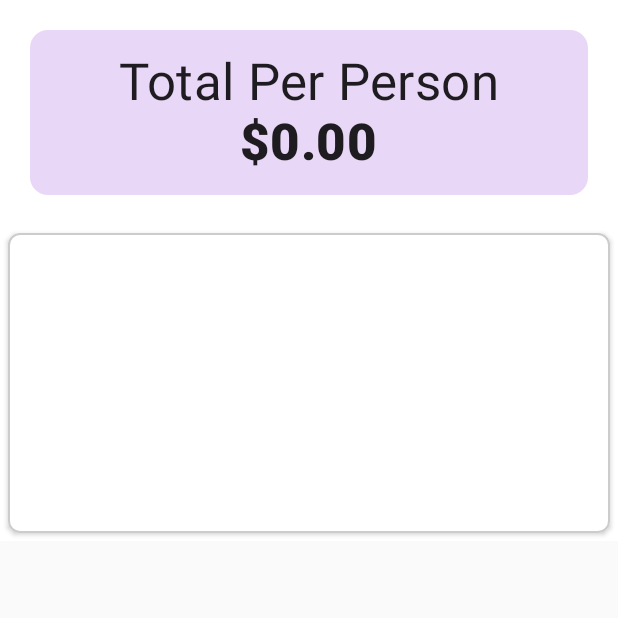
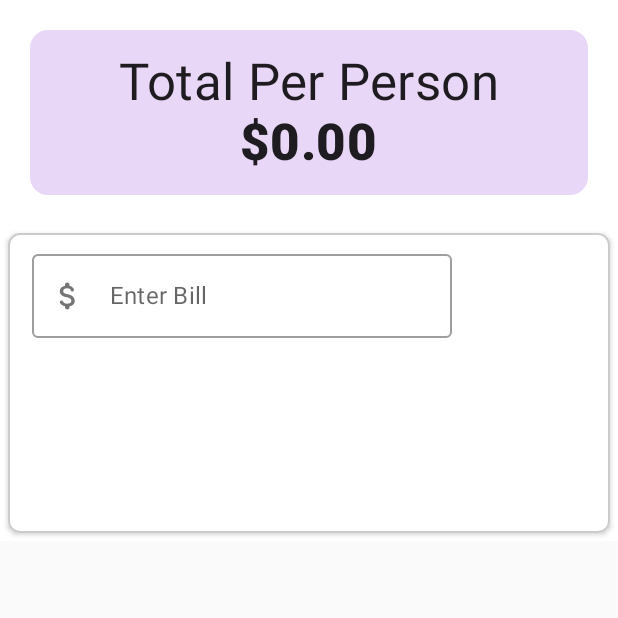
Before and after one commit to lelinmahmud/Compose_JetTip_App, an Android app built with Jetpack Compose: the screen it shows after launch (MainActivity), on a phone screen of 412 x 824 dp, the top half of it. Run offline under Robolectric (Android 15) with nearby library versions, the phone set to English and light mode, and no system bars.

Commit message:
Plus minus button added

```diff
--- a/app/build.gradle
+++ b/app/build.gradle
@@ -52,8 +52,8 @@ dependencies {
     implementation "androidx.compose.material:material:$compose_version"
     implementation "androidx.compose.material:material-icons-extended:$compose_version"
     implementation "androidx.compose.ui:ui-tooling-preview:$compose_version"
-    implementation 'androidx.lifecycle:lifecycle-runtime-ktx:2.3.1'
-    implementation 'androidx.activity:activity-compose:1.3.1'
+    implementation 'androidx.lifecycle:lifecycle-runtime-ktx:2.4.1'
+    implementation 'androidx.activity:activity-compose:1.4.0'
     testImplementation 'junit:junit:4.13.2'
     androidTestImplementation 'androidx.test.ext:junit:1.1.3'
     androidTestImplementation 'androidx.test.espresso:espresso-core:3.4.0'
--- a/app/src/main/java/com/bd/kaz/composejettipapp/MainActivity.kt
+++ b/app/src/main/java/com/bd/kaz/composejettipapp/MainActivity.kt
@@ -1,27 +1,38 @@
 package com.bd.kaz.composejettipapp
 
 import android.os.Bundle
+import android.util.Log
 import androidx.activity.ComponentActivity
 import androidx.activity.compose.setContent
 import androidx.compose.foundation.BorderStroke
 import androidx.compose.foundation.layout.*
 import androidx.compose.foundation.shape.CornerSize
 import androidx.compose.foundation.shape.RoundedCornerShape
+import androidx.compose.foundation.text.KeyboardActions
 import androidx.compose.material.Card
 import androidx.compose.material.MaterialTheme
 import androidx.compose.material.Surface
 import androidx.compose.material.Text
+import androidx.compose.material.icons.Icons
+import androidx.compose.material.icons.filled.Add
+import androidx.compose.material.icons.filled.Remove
 import androidx.compose.runtime.Composable
+import androidx.compose.runtime.mutableStateOf
+import androidx.compose.runtime.remember
 import androidx.compose.ui.Alignment
+import androidx.compose.ui.ExperimentalComposeUiApi
 import androidx.compose.ui.Modifier
 import androidx.compose.ui.draw.clip
 import androidx.compose.ui.graphics.Color
+import androidx.compose.ui.platform.LocalSoftwareKeyboardController
 import androidx.compose.ui.text.TextStyle
 import androidx.compose.ui.text.font.FontWeight
 import androidx.compose.ui.tooling.preview.Preview
 import androidx.compose.ui.unit.dp
 import androidx.compose.ui.unit.sp
+import com.bd.kaz.composejettipapp.components.InputField
 import com.bd.kaz.composejettipapp.ui.theme.ComposeJetTipAppTheme
+import com.bd.kaz.composejettipapp.widgets.RoundedIconButton
 
 class MainActivity : ComponentActivity() {
     override fun onCreate(savedInstanceState: Bundle?) {
@@ -31,7 +42,7 @@ class MainActivity : ComponentActivity() {
                 // A surface container using the 'background' color from the theme
                 Surface(
                     modifier = Modifier.fillMaxWidth(),
-                    color = Color.White
+                    color = MaterialTheme.colors.background
                 ) {
                    Column {
                        TopHeader()
@@ -44,21 +55,13 @@ class MainActivity : ComponentActivity() {
 }
 
 
+@OptIn(ExperimentalComposeUiApi::class)
 @Preview
 @Composable
 fun MainContent(){
-   Surface(
-       modifier = Modifier
-           .fillMaxWidth()
-           .padding(5.dp)
-           .height(200.dp),
-       shape = RoundedCornerShape(corner = CornerSize(8.dp)),
-       border = BorderStroke(width = 1.dp, color = Color.LightGray),
-       color = Color.White,
-       elevation = 2.dp
-   ) {
-
-   }
+    BillForm(){billAmount ->
+        Log.e("TAG", "MainContent: $billAmount" )
+    }
 }
 
 @Preview(showBackground = false)
@@ -82,3 +85,71 @@ fun TopHeader(totalPerPerson :Double =0.0){
         }
     }
 }
+
+@OptIn(ExperimentalComposeUiApi::class)
+@Composable
+fun BillForm(modifier: Modifier = Modifier,onValChange :(String) -> Unit ={}){
+    val totalBillState = remember {
+        mutableStateOf("")
+    }
+
+    val validState = remember(totalBillState.value) {
+        totalBillState.value.trim().isNotEmpty()
+    }
+
+    val keyboardController = LocalSoftwareKeyboardController.current
+
+    Surface(
+        modifier = Modifier
+            .fillMaxWidth()
+            .padding(5.dp)
+            .height(200.dp),
+        shape = RoundedCornerShape(corner = CornerSize(8.dp)),
+        border = BorderStroke(width = 1.dp, color = Color.LightGray),
+        elevation = 2.dp
+    ) {
+        Column(modifier = Modifier.padding(6.dp),
+        verticalArrangement = Arrangement.Top,
+        horizontalAlignment = Alignment.Start) {
+            InputField(
+                valueState = totalBillState,
+                labelId = "Enter Bill",
+                enabled =true ,
+                isSingleLine = true,
+                onAction = KeyboardActions{
+                    if (!validState) return@KeyboardActions
+                    onValChange(totalBillState.value.trim())
+                    keyboardController?.hide()
+                }
+            )
+            if (validState){
+                Row(
+                    modifier = Modifier.padding(3.dp),
+                    horizontalArrangement = Arrangement.Start,
+                ) {
+                    Text(
+                        text = "Split",
+                        modifier = Modifier.align(
+                            alignment = Alignment.CenterVertically
+                        )
+
+                        )
+                    Spacer(modifier = Modifier.width(120.dp))
+                    Row(modifier = Modifier.padding(horizontal = 3.dp),
+                    horizontalArrangement = Arrangement.End) {
+                        RoundedIconButton(imageVector = Icons.Default.Remove,
+                            onClick = { /*TODO*/ })
+                        Text(text = "1")
+                        RoundedIconButton(imageVector = Icons.Default.Add,
+                            onClick = { /*TODO*/ })
+                    }
+                }
+            }
+            else{
+                Box() {
+
+                }
+            }
+        }
+    }
+}
--- a/build.gradle
+++ b/build.gradle
@@ -6,7 +6,7 @@ buildscript {
 plugins {
     id 'com.android.application' version '7.1.1' apply false
     id 'com.android.library' version '7.1.1' apply false
-    id 'org.jetbrains.kotlin.android' version '1.5.21' apply false
+    id 'org.jetbrains.kotlin.android' version '1.6.10' apply false
 }
 
 task clean(type: Delete) {
```
Also changed, not shown: app/src/main/java/com/bd/kaz/composejettipapp/widgets/RoundedIconButton.kt (added, +44 -0 lines).
